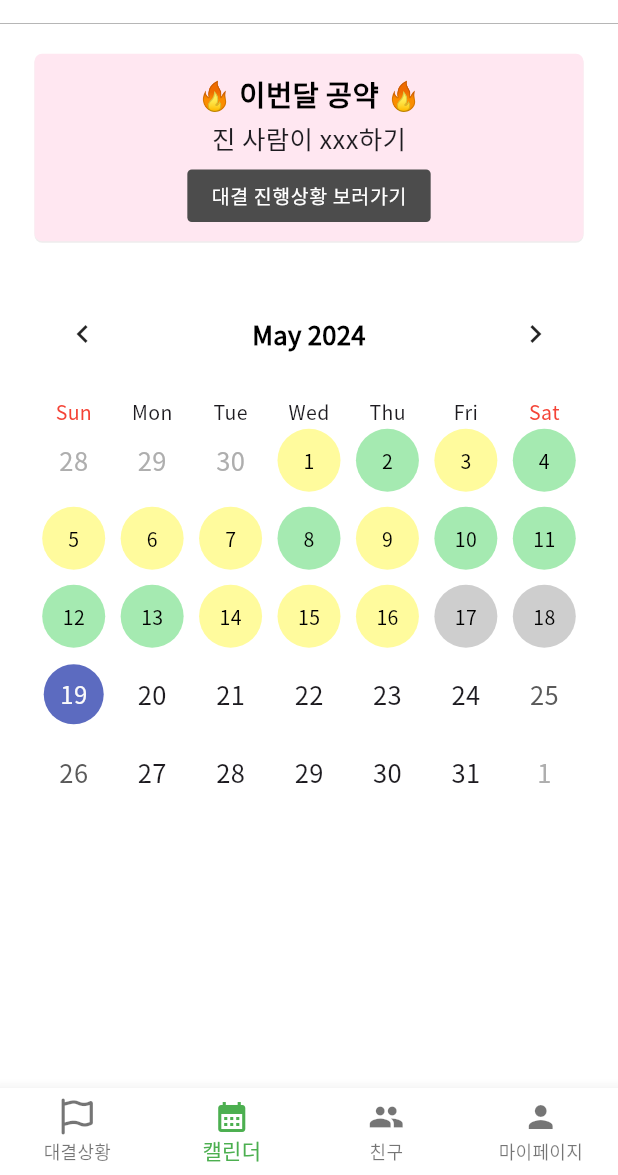
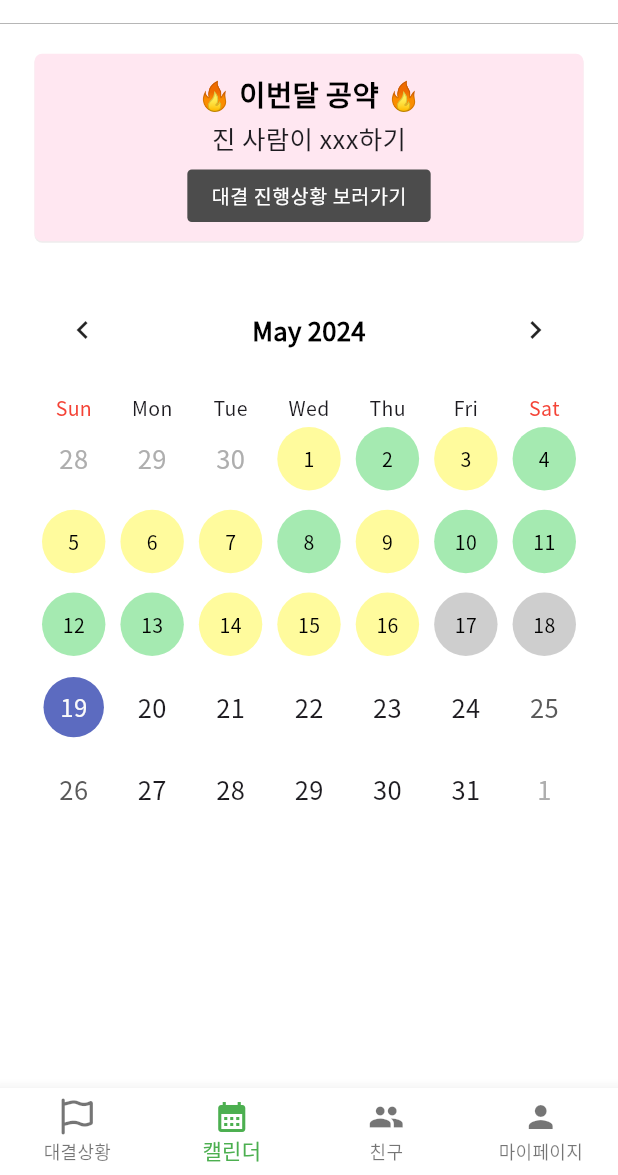
Before and after one commit to aengzu/HCI_03, a Flutter app: the screen it shows after launch, item 2 of the bottom bar chosen, on a phone screen of 412 x 824 dp, the part 61-1236 px from its top. Run offline on Flutter 3.47's test engine with Material 3 defaults, Android fonts, the phone set to English and light mode, and no system bars; drawn by our look-alikes of table_calendar; our stand-ins replace fl_chart, font_awesome_flutter, get, google_fonts.

Commit message:
fix: calendar overflow 해결

```diff
--- a/lib/screens/calendar/calendar_screen.dart
+++ b/lib/screens/calendar/calendar_screen.dart
@@ -27,6 +27,9 @@
 
   @override
   Widget build(BuildContext context) {
+    Size screenSize = MediaQuery.of(context).size;
+    double screenWidth = screenSize.width;
+    double screenHeight = screenSize.height;
     return Scaffold(
       appBar: AppBar(
         title: Image.asset(ImageAssets.logo, width: 100),
@@ -45,13 +48,14 @@
         child: Column(
           children: [
             const PromiseWidget(), // 상단에 PromiseWidget 추가
-            const SizedBox(
-              height: 15.0,
+            SizedBox(
+              height: screenHeight*0.015,
             ),
             Expanded(
               child: Padding(
                 padding: const EdgeInsets.symmetric(horizontal: 8),
                 child: TableCalendar(
+                  rowHeight: screenHeight*0.067,
                   headerStyle: HeaderStyle(headerMargin: EdgeInsets.symmetric(vertical: 10.0),titleCentered: true, titleTextStyle: textTheme().titleSmall!),
                   firstDay: DateTime.utc(2010, 10, 16),
                   lastDay: DateTime.utc(2030, 3, 14),
```
